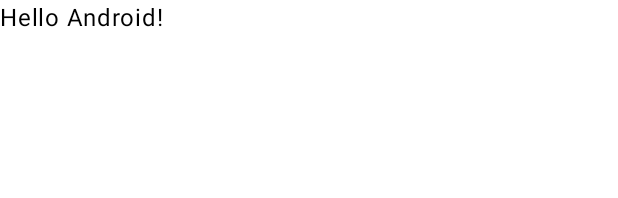
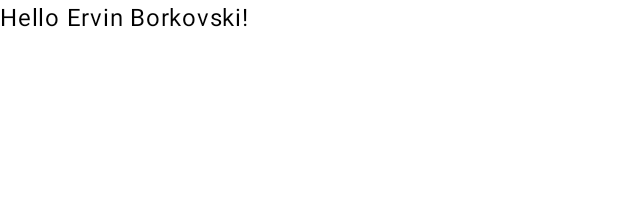
Before and after one commit to Baravik419/Ismaniuju_irenginiu_programavimas, an Android app built with Jetpack Compose: the @Preview function GreetingPreview, on a phone screen of 412 x 824 dp. Shown: the top 198 px of the screen. Run offline under Robolectric (Android 15) with nearby library versions, the phone set to English and light mode, and no system bars.

Commit message:
Fixed Gradle issue, successful app launch, 1LD finished

```diff
--- a/1LD/app/src/main/java/com/example/a1ld/MainActivity.kt
+++ b/1LD/app/src/main/java/com/example/a1ld/MainActivity.kt
@@ -21,7 +21,7 @@ class MainActivity : ComponentActivity() {
             _1LDTheme {
                 Scaffold(modifier = Modifier.fillMaxSize()) { innerPadding ->
                     Greeting(
-                        name = "Android",
+                        name = "Ervin Borkovski",
                         modifier = Modifier.padding(innerPadding)
                     )
                 }
@@ -42,6 +42,6 @@ fun Greeting(name: String, modifier: Modifier = Modifier) {
 @Composable
 fun GreetingPreview() {
     _1LDTheme {
-        Greeting("Android")
+        Greeting("Ervin Borkovski")
     }
 }
--- a/1LD/settings.gradle.kts
+++ b/settings.gradle.kts
@@ -21,3 +21,4 @@ dependencyResolutionManagement {
 
 rootProject.name = "1 LD"
 include(":app")
+project(":app").projectDir = file("1LD/app")
```
Also changed, not shown: build.gradle.kts (renamed from 1LD/build.gradle.kts), gradle.properties (renamed from 1LD/gradle.properties), gradle/libs.versions.toml (renamed from 1LD/gradle/libs.versions.toml), gradle/wrapper/gradle-wrapper.properties, 9 other files.
